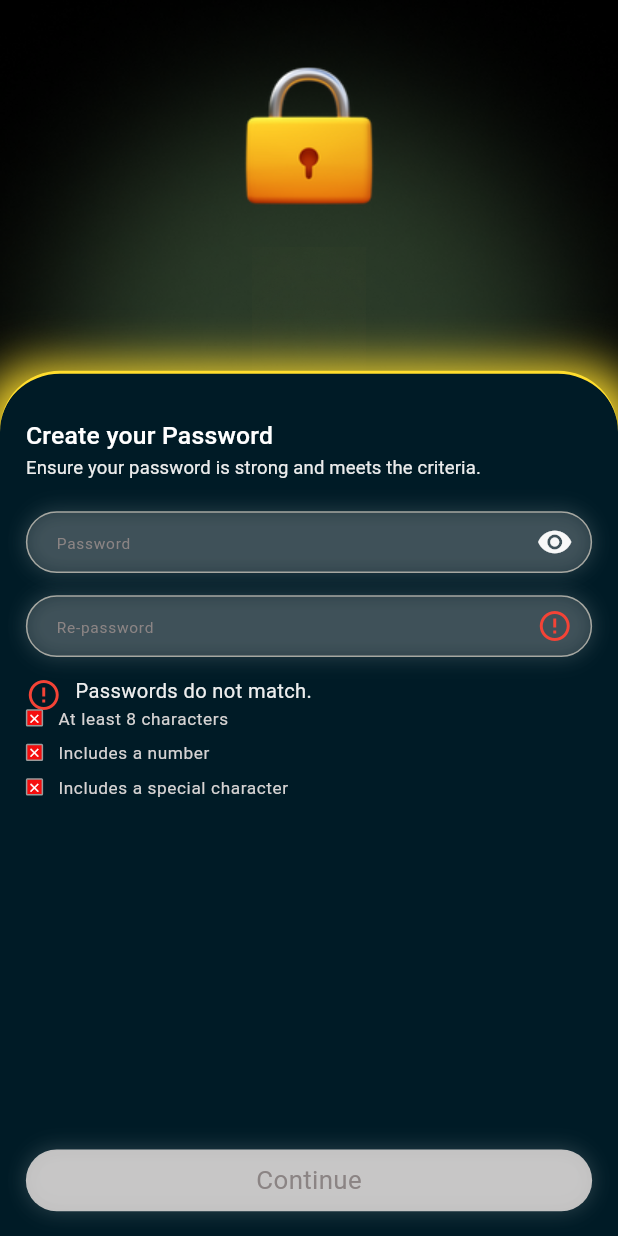
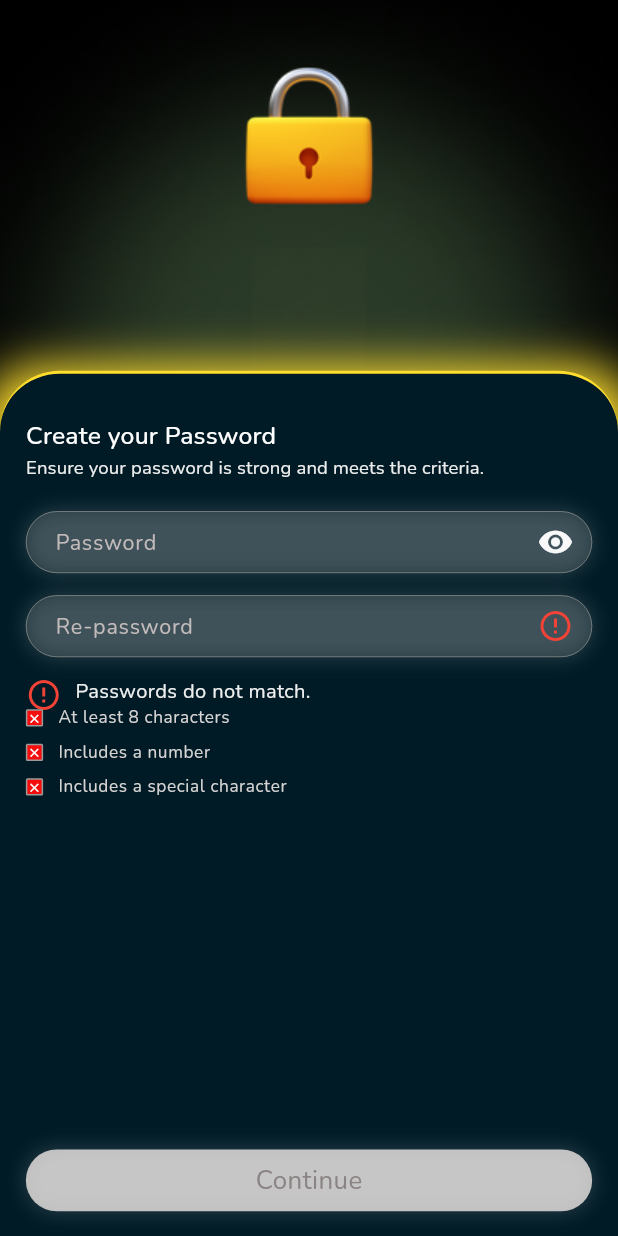
Before and after one commit to SMTech24-official/Rydleap-mobile-app, a Flutter app: the CreatePasswordScreen screen opened directly, on a phone screen of 412 x 824 dp. Run offline on Flutter 3.47's test engine with Material 3 defaults, Android fonts, the phone set to English and light mode, and no system bars; our stand-ins replace flutter_sizer, flutter_svg, google_fonts, google_maps_flutter, intl_phone_field, persistent_bottom_nav_bar and 1 more; accounts and stored records are empty; Roboto replaces fonts that are missing (Outfit); project files that could hold a hidden picture were left out.

Commit message:
..........

```diff
--- a/lib/core/app_icons.dart
+++ b/lib/core/app_icons.dart
@@ -3,5 +3,6 @@ class AppIcons {
   static const String facebookIcon = "assets/icons/facebook.png";
   static const String appleIcon = "assets/icons/apple.png";
   static const String captcha = "assets/icons/captcha.png";
-  static const String checkCircle = "assets/icons/check_circle.png";
+  static const String checkFill = "assets/icons/check_circle.png";
+  static const String checkOutline = "assets/icons/check_outline.png";
 }
--- a/lib/core/global_widgets/custom_blur_button.dart
+++ b/lib/core/global_widgets/custom_blur_button.dart
@@ -4,11 +4,10 @@ import 'package:rydleap/core/utility/app_colors.dart';
 
 class CustomBlurButton extends StatelessWidget {
   final String text;
-  final VoidCallback onTap;
+
   const CustomBlurButton({
     super.key,
     required this.text,
-    required this.onTap,
   });
 
   @override
@@ -19,7 +18,6 @@ class CustomBlurButton extends StatelessWidget {
       child: InkWell(
         borderRadius: BorderRadius.circular(getWidth(46)),
         splashColor: Colors.grey,
-        onTap: onTap,
         child: Container(
           height: getHeight(50),
           width: double.infinity,
--- a/lib/core/global_widgets/custom_textfield.dart
+++ b/lib/core/global_widgets/custom_textfield.dart
@@ -1,22 +1,24 @@
 import 'package:flutter/material.dart';
+import 'package:google_fonts/google_fonts.dart';
 import 'package:rydleap/core/app_sizes.dart';
-import 'package:rydleap/core/utility/app_colors.dart';
 
 class CustomTextfield extends StatelessWidget {
   final TextEditingController controller;
   final String hintext;
-  final Widget? suffixIcon;
+  final Widget suffixIcon;
   final VoidCallback? onTap;
   final ValueChanged<String>? onChanged;
-  bool obsecureText;
-  CustomTextfield(
-      {super.key,
+  final bool obsecureText;
+
+  CustomTextfield({
+    super.key,
     required this.controller,
     required this.hintext,
-      this.suffixIcon,
+    required this.suffixIcon,
     this.onTap,
     this.onChanged,
-      this.obsecureText = false});
+    this.obsecureText = false,
+  });
 
   @override
   Widget build(BuildContext context) {
@@ -25,8 +27,8 @@ class CustomTextfield extends StatelessWidget {
       width: double.infinity,
       decoration: BoxDecoration(
         color: Color(0xffA5A3A3).withOpacity(0.2),
-        border: Border.all(color: Color(0xffA6A7A1)),
-        borderRadius: BorderRadius.circular(getWidth(46)),
+        border: Border.all(width: 0.4, color: Color(0xffA6A7A1)),
+        borderRadius: BorderRadius.circular(getWidth(50)),
         boxShadow: [
           BoxShadow(
             color: Color(0xffFFFFFF).withOpacity(0.08),
@@ -49,17 +51,28 @@ class CustomTextfield extends StatelessWidget {
         style: TextStyle(
           color: Color(0xffC3BBBB),
           fontWeight: FontWeight.w400,
-            fontSize: getWidth(15)), // Set text color to black
+          fontSize: getWidth(15),
+        ), // Set text color
 
         decoration: InputDecoration(
           suffixIcon: InkWell(
-              splashColor: Colors.transparent, onTap: onTap, child: suffixIcon),
+            splashColor: Colors.transparent,
+            onTap: onTap,
+            child: suffixIcon,
+          ),
           hintText: hintext,
+          hintStyle: GoogleFonts.nunito(
+              color: Color(0xffC3BBBB),
+              // color: Colors.red,
+              fontSize: getWidth(15),
+              fontWeight: FontWeight.w400),
+
           enabledBorder: OutlineInputBorder(borderSide: BorderSide.none),
           focusedBorder: OutlineInputBorder(borderSide: BorderSide.none),
           border: InputBorder.none, // Remove default border
           contentPadding: EdgeInsets.symmetric(
-              horizontal: getWidth(16)), // Adjust padding as needed
+            horizontal: getWidth(16), // Adjust padding as needed
+          ),
         ),
       ),
     );
--- a/lib/feature/auth/presentaion/screens/create_password.dart
+++ b/lib/feature/auth/presentaion/screens/create_password.dart
@@ -6,6 +6,7 @@ import 'package:rydleap/core/global_widgets/custom_background.dart';
 import 'package:rydleap/core/global_widgets/custom_blur_button.dart';
 import 'package:rydleap/core/global_widgets/custom_gradient_button.dart';
 import 'package:rydleap/core/global_widgets/custom_textfield.dart';
+import 'package:rydleap/feature/auth/presentaion/login_screen.dart';
 
 class CreatePasswordScreen extends StatefulWidget {
   const CreatePasswordScreen({super.key});
@@ -59,7 +60,7 @@ class _CreatePasswordScreenState extends State<CreatePasswordScreen> {
 
   Widget get passwordStrengthIcon {
     if (isPasswordMatch && isPasswordStrong) {
-      return Image.asset(AppIcons.checkCircle);
+      return Image.asset(AppIcons.checkFill);
     } else {
       return Icon(
         Icons.error_outline,
@@ -226,14 +227,20 @@ class _CreatePasswordScreenState extends State<CreatePasswordScreen> {
             ),
             Spacer(),
             isPasswordMatch && isPasswordStrong
-                ? CustomGradientButton(text: "Continue", onTap: () {})
-                : CustomBlurButton(text: "Continue", onTap: () {}
+                ? CustomGradientButton(
+                    text: "Continue",
+                    onTap: () {
+                      Navigator.push(context,
+                          MaterialPageRoute(builder: (_) => LoginScreen()));
+                    })
+                : CustomBlurButton(
+                    text: "Continue",
                     // isPasswordMatch && isPasswordStrong
                     //     ? () {
                     //         // Navigate to the next page
                     //       }
                     //     : null, // Disable the button if conditions are not met
-                    ),
+                  ),
             SizedBox(
               height: getHeight(20),
             ),
--- a/lib/feature/auth/presentaion/screens/your_location.dart
+++ b/lib/feature/auth/presentaion/screens/your_location.dart
@@ -78,7 +78,7 @@ class YourLocation extends StatelessWidget {
                 SizedBox(
                   height: 3.w,
                 ),
-                CustomBlurButton(
+                CustomGradientButton(
                     text: "Driver",
                     onTap: () {
                       CustomGlobalVariable.userType = 'Driver';
```
Also changed, not shown: lib/app.dart (+9 -9 lines), lib/core/global_widgets/app_text_button.dart (added, +69 -0 lines), lib/feature/auth/presentaion/login_screen.dart (added, +153 -0 lines), lib/feature/auth/presentaion/screens/name_email_screen.dart (+8 -6 lines). Lines whose indentation alone changed are shown as unchanged.
